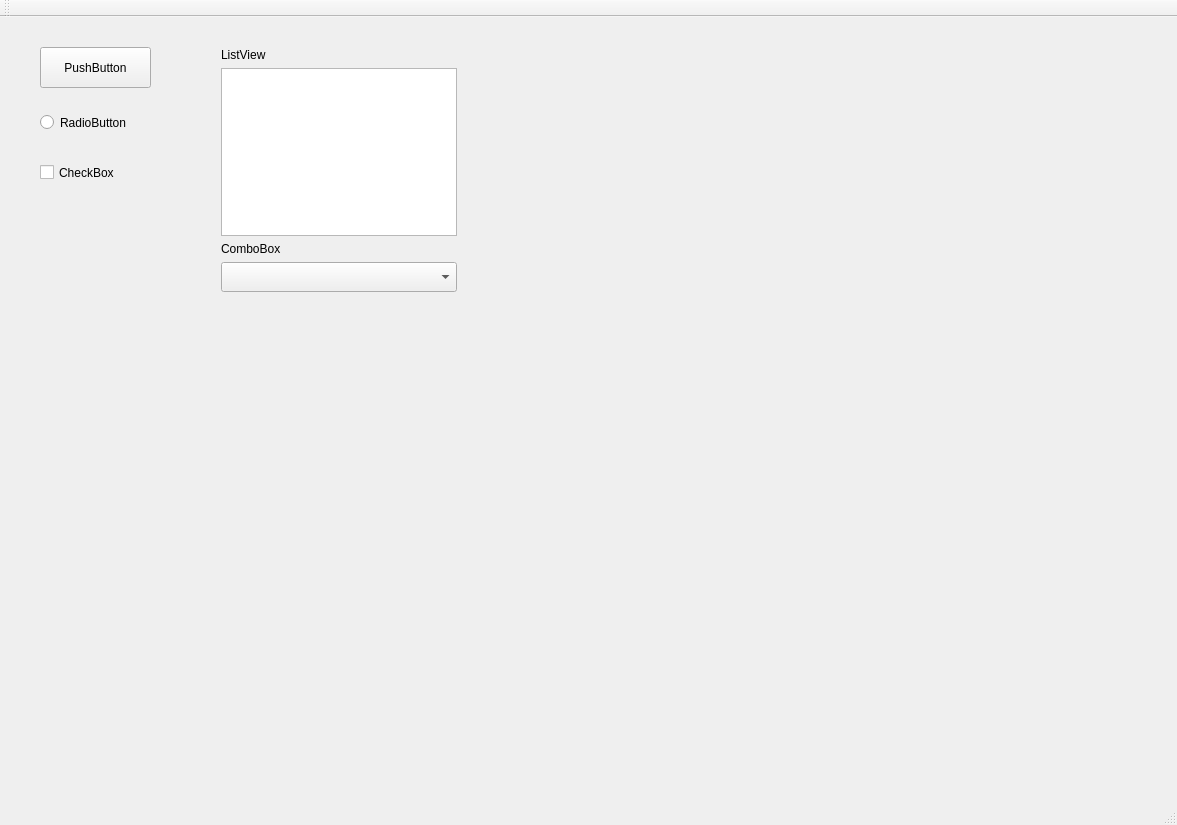
This is ControlsDemo/ControlsDemo.ui in CaiHongkung/QCControls as Qt 5 draws it before an edit. The edited form follows.
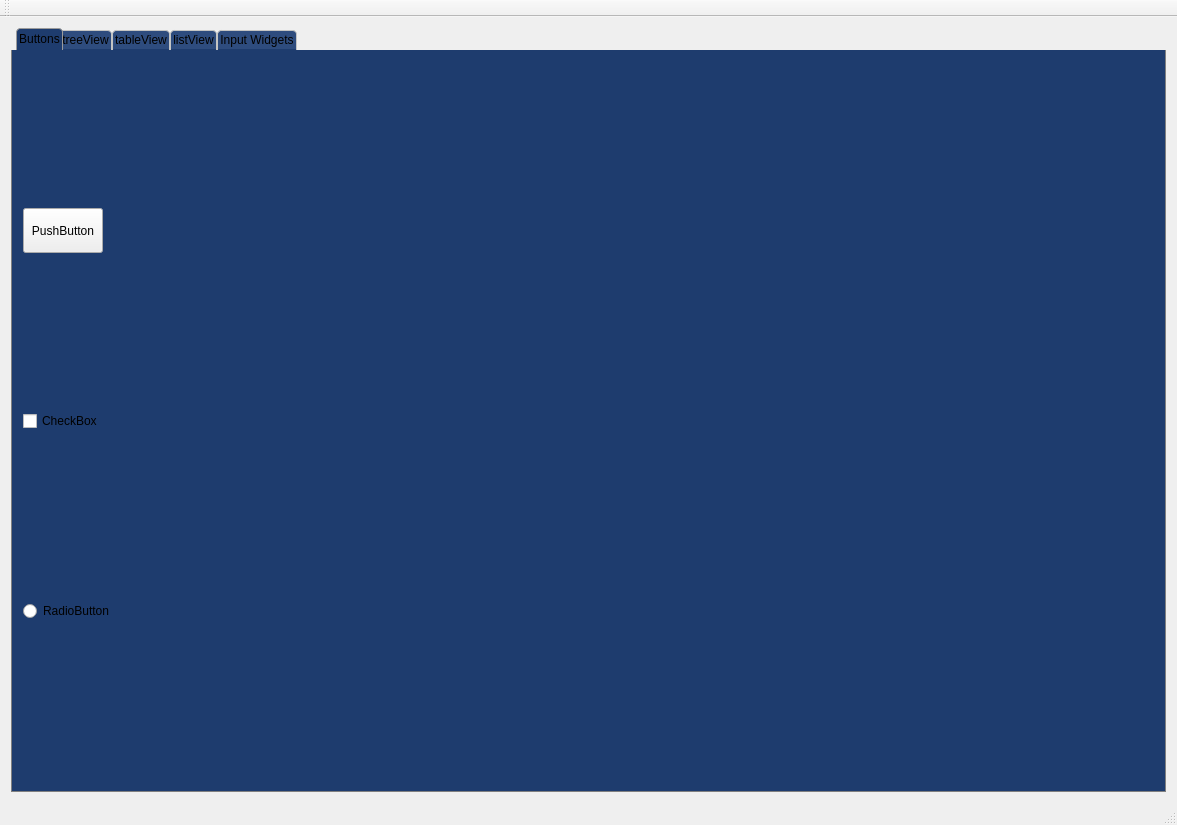
This is the edited form. The open tabs and pages were chosen to show the change. Custom widgets are drawn as their Qt base class.

Commit message: TabWidget treeView tableView

```diff
--- a/ControlsDemo/ControlsDemo.ui
+++ b/ControlsDemo/ControlsDemo.ui
@@ -14,84 +14,174 @@
    <string>ControlsDemo</string>
   </property>
   <widget class="QWidget" name="centralWidget">
+   <layout class="QGridLayout" name="gridLayout_6">
+    <item row="0" column="0">
+     <widget class="QTabWidget" name="tabWidget">
+      <property name="styleSheet">
+       <string notr="true">QTabWidget::pane{background:#1e3c6e;border-left:1px solid gray;border-right:1px solid gray;
+border-bottom:1px solid gray}
+QTabWidget::tab-bar{background:#4e6c9e;left:5px;min-height:30px;}
+QTabBar::tab{background:#2e4c7e;
+      border: 1px solid #C4C4C3;
+      border-bottom-color: #1e3c6e; /* same as the pane color */
+      border-top-left-radius: 4px;
+      border-top-right-radius: 4px;
+      min-width: 8ex;min-height: 5ex;
+      padding: 2px;}
+QTabBar::tab:selected,QTabWidget::tab:hover{background:#1e3c6e}
+QTabBar::tab:selected{border-color:#9b9b9b;border-bottom-color:#1e3c6e}
+QTabBar::tab:!selected{margin-top:2px}
+QTabBar::tab:selected {
+      /* expand/overlap to the left and right by 4px */
+      margin-left: -4px;
+      margin-right: -4px;
+  }
+
+  QTabBar::tab:first:selected {
+      margin-left: 0; /* the first selected tab has nothing to overlap with on the left */
+  }
+
+  QTabBar::tab:last:selected {
+      margin-right: 0; /* the last selected tab has nothing to overlap with on the right */
+  }
+
+  QTabBar::tab:only-one {
+      margin: 0; /* if there is only one tab, we don't want overlapping margins */
+  }
+
+</string>
+      </property>
+      <property name="currentIndex">
+       <number>1</number>
+      </property>
+      <widget class="QWidget" name="tab_4">
+       <attribute name="title">
+        <string>Buttons</string>
+       </attribute>
+       <layout class="QGridLayout" name="gridLayout_5">
+        <item row="0" column="0">
+         <layout class="QGridLayout" name="gridLayout">
+          <item row="0" column="0" alignment="Qt::AlignLeft|Qt::AlignVCenter">
    <widget class="QCButton" name="pushButton">
-    <property name="geometry">
-     <rect>
-      <x>40</x>
-      <y>30</y>
-      <width>111</width>
-      <height>41</height>
-     </rect>
+            <property name="sizePolicy">
+             <sizepolicy hsizetype="Minimum" vsizetype="Minimum">
+              <horstretch>9</horstretch>
+              <verstretch>0</verstretch>
+             </sizepolicy>
+            </property>
+            <property name="minimumSize">
+             <size>
+              <width>70</width>
+              <height>45</height>
+             </size>
     </property>
     <property name="text">
      <string>PushButton</string>
     </property>
    </widget>
+          </item>
+          <item row="2" column="0" alignment="Qt::AlignLeft|Qt::AlignVCenter">
    <widget class="QCRatioButton" name="radioButton">
-    <property name="geometry">
-     <rect>
-      <x>40</x>
-      <y>90</y>
-      <width>115</width>
-      <height>31</height>
-     </rect>
+            <property name="sizePolicy">
+             <sizepolicy hsizetype="Minimum" vsizetype="Minimum">
+              <horstretch>9</horstretch>
+              <verstretch>0</verstretch>
+             </sizepolicy>
+            </property>
+            <property name="minimumSize">
+             <size>
+              <width>30</width>
+              <height>60</height>
+             </size>
     </property>
     <property name="text">
      <string>RadioButton</string>
     </property>
    </widget>
+          </item>
+          <item row="1" column="0">
    <widget class="QCCheckBox" name="checkBox">
-    <property name="geometry">
-     <rect>
-      <x>40</x>
-      <y>140</y>
-      <width>131</width>
-      <height>31</height>
-     </rect>
+            <property name="sizePolicy">
+             <sizepolicy hsizetype="Minimum" vsizetype="Fixed">
+              <horstretch>10</horstretch>
+              <verstretch>0</verstretch>
+             </sizepolicy>
+            </property>
+            <property name="minimumSize">
+             <size>
+              <width>60</width>
+              <height>30</height>
+             </size>
     </property>
     <property name="text">
      <string>CheckBox</string>
     </property>
    </widget>
-   <widget class="QWidget" name="">
-    <property name="geometry">
-     <rect>
-      <x>210</x>
-      <y>20</y>
-      <width>258</width>
-      <height>266</height>
-     </rect>
-    </property>
-    <layout class="QVBoxLayout" name="verticalLayout">
-     <item>
-      <widget class="QLabel" name="label">
-       <property name="text">
-        <string>ListView</string>
-       </property>
+          </item>
+         </layout>
+        </item>
+       </layout>
       </widget>
-     </item>
-     <item>
+      <widget class="QWidget" name="tab">
+       <attribute name="title">
+        <string>treeView</string>
+       </attribute>
+       <layout class="QGridLayout" name="gridLayout_2">
+        <item row="0" column="0">
+         <widget class="QCTreeView" name="treeView"/>
+        </item>
+       </layout>
+      </widget>
+      <widget class="QWidget" name="tab_2">
+       <attribute name="title">
+        <string>tableView</string>
+       </attribute>
+       <layout class="QGridLayout" name="gridLayout_3">
+        <item row="0" column="0">
+         <widget class="QCTableView" name="tableView"/>
+        </item>
+       </layout>
+      </widget>
+      <widget class="QWidget" name="tab_3">
+       <attribute name="title">
+        <string>listView</string>
+       </attribute>
+       <layout class="QGridLayout" name="gridLayout_4">
+        <item row="0" column="0">
       <widget class="QCListView" name="listView"/>
      </item>
-     <item>
-      <widget class="QLabel" name="label_2">
-       <property name="text">
-        <string>ComboBox</string>
-       </property>
+       </layout>
       </widget>
-     </item>
-     <item>
+      <widget class="QWidget" name="tab_5">
+       <attribute name="title">
+        <string>Input Widgets</string>
+       </attribute>
       <widget class="QCComboBox" name="comboBox">
+        <property name="geometry">
+         <rect>
+          <x>20</x>
+          <y>20</y>
+          <width>150</width>
+          <height>41</height>
+         </rect>
+        </property>
+        <property name="sizePolicy">
+         <sizepolicy hsizetype="Preferred" vsizetype="Minimum">
+          <horstretch>0</horstretch>
+          <verstretch>0</verstretch>
+         </sizepolicy>
+        </property>
        <property name="minimumSize">
         <size>
-         <width>0</width>
+          <width>150</width>
          <height>30</height>
         </size>
        </property>
       </widget>
-     </item>
-    </layout>
-   </widget>
+      </widget>
+     </widget>
+    </item>
+   </layout>
   </widget>
   <widget class="QMenuBar" name="menuBar">
    <property name="geometry">
@@ -140,6 +230,16 @@
    <extends>QCheckBox</extends>
    <header>qccheckbox.h</header>
   </customwidget>
+  <customwidget>
+   <class>QCTreeView</class>
+   <extends>QTreeView</extends>
+   <header>qctreeview.h</header>
+  </customwidget>
+  <customwidget>
+   <class>QCTableView</class>
+   <extends>QTableView</extends>
+   <header>qctableview.h</header>
+  </customwidget>
  </customwidgets>
  <resources>
   <include location="ControlsDemo.qrc"/>
```
Lines whose indentation alone changed are shown as unchanged. The commit also changes 33 other files.
